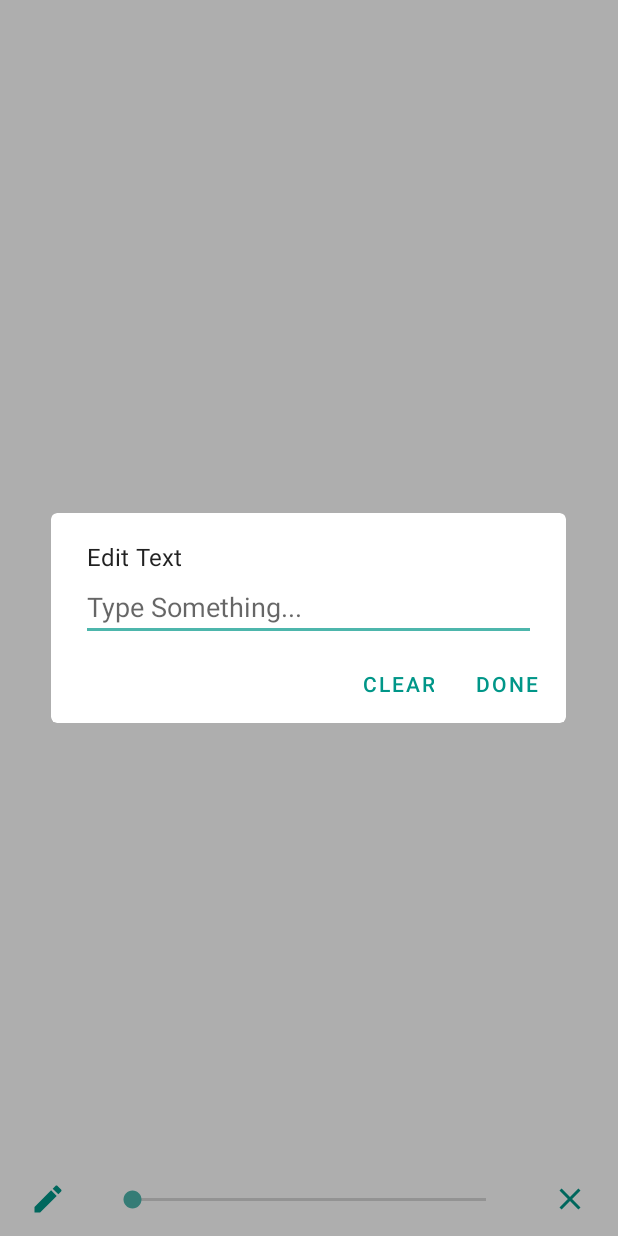
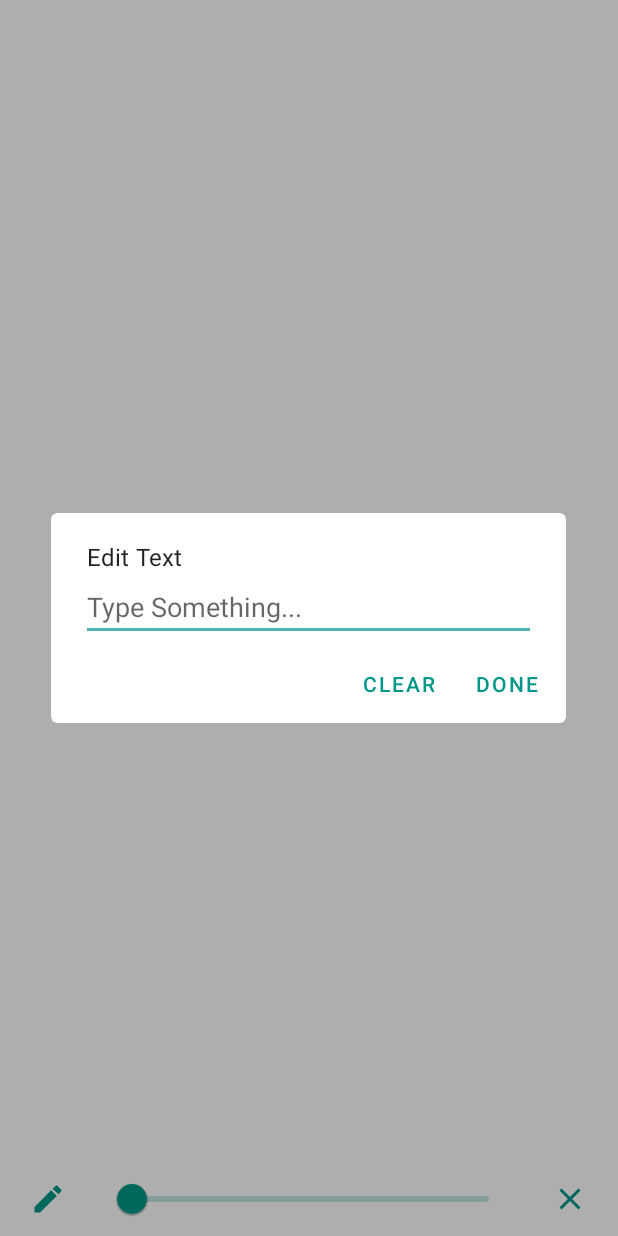
Before and after one commit to Avaneesh-Chopdekar/read-easy-app, an Android app: the screen it shows after launch (MainActivity), after a tap on "Edit", on a phone screen of 412 x 824 dp. Run offline under Robolectric (Android 15) with nearby library versions, the phone set to English and light mode, and no system bars.

```diff
--- a/app/src/main/java/com/example/easyread/MainActivity.kt
+++ b/app/src/main/java/com/example/easyread/MainActivity.kt
@@ -1,6 +1,5 @@
 package com.example.easyread
 
-import android.os.Build
 import android.os.Bundle
 import android.text.Editable
 import android.text.InputType
@@ -10,6 +9,7 @@ import android.widget.*
 import androidx.appcompat.app.AlertDialog
 import androidx.appcompat.app.AppCompatActivity
 import com.google.android.material.dialog.MaterialAlertDialogBuilder
+import com.google.android.material.slider.Slider
 
 
 class MainActivity : AppCompatActivity() {
@@ -18,26 +18,12 @@ class MainActivity : AppCompatActivity() {
         setContentView(R.layout.activity_main)
         val editBtn = findViewById<ImageButton>(R.id.ibEdit)
         val clearBtn = findViewById<ImageButton>(R.id.ibClear)
-        val sbTextSize = findViewById<SeekBar>(R.id.sbTextSize)
+        val sbTextSize = findViewById<Slider>(R.id.sbTextSize)
         val tvText = findViewById<TextView>(R.id.tvText)
 
-        if (Build.VERSION.SDK_INT < Build.VERSION_CODES.O) {
-            sbTextSize.progress = 20
+        sbTextSize.addOnChangeListener { _, value, _ ->
+            tvText.textSize = value
         }
-        sbTextSize.setOnSeekBarChangeListener(object: SeekBar.OnSeekBarChangeListener {
-            override fun onProgressChanged(seekBar: SeekBar?, progress: Int, fromUser: Boolean) {
-                sbTextSize.max = 200
-                if (Build.VERSION.SDK_INT >= Build.VERSION_CODES.O) {
-                    sbTextSize.min = 20
-                }
-                tvText.textSize = sbTextSize.progress.toFloat()
-            }
-
-            override fun onStartTrackingTouch(seekBar: SeekBar?) {}
-
-            override fun onStopTrackingTouch(seekBar: SeekBar?) {}
-
-        })
 
         editBtn.setOnClickListener {
             val input = EditText(this)
--- a/app/src/main/res/layout/activity_main.xml
+++ b/app/src/main/res/layout/activity_main.xml
@@ -37,13 +37,16 @@
         </LinearLayout>
     </ScrollView>
 
-    <SeekBar
+    <com.google.android.material.slider.Slider
         android:id="@+id/sbTextSize"
         android:layout_width="0dp"
         android:layout_height="wrap_content"
         android:layout_marginStart="16dp"
         android:layout_marginEnd="16dp"
         android:contentDescription="@string/app_name"
+        android:valueFrom="20.0"
+        android:valueTo="200.0"
+        app:labelBehavior="gone"
         app:layout_constraintBottom_toBottomOf="parent"
         app:layout_constraintEnd_toStartOf="@+id/ibClear"
         app:layout_constraintStart_toEndOf="@+id/ibEdit"
@@ -51,9 +54,9 @@
 
     <ImageButton
         android:id="@+id/ibEdit"
-        style="@style/Widget.Material3.Button.IconButton"
         android:layout_width="wrap_content"
         android:layout_height="wrap_content"
+        android:background="@android:color/transparent"
         android:contentDescription="@string/edit"
         android:minWidth="48dp"
         android:minHeight="48dp"
@@ -64,11 +67,12 @@
 
     <ImageButton
         android:id="@+id/ibClear"
-        style="@style/Widget.Material3.Button.IconButton"
         android:layout_width="wrap_content"
         android:layout_height="wrap_content"
+        android:background="@android:color/transparent"
         android:contentDescription="@string/clear"
         android:minWidth="48dp"
+        android:minHeight="48dp"
         app:layout_constraintBottom_toBottomOf="parent"
         app:layout_constraintEnd_toEndOf="parent"
         app:layout_constraintTop_toBottomOf="@+id/scrollView"
```
Also changed, not shown: 1 other file.
